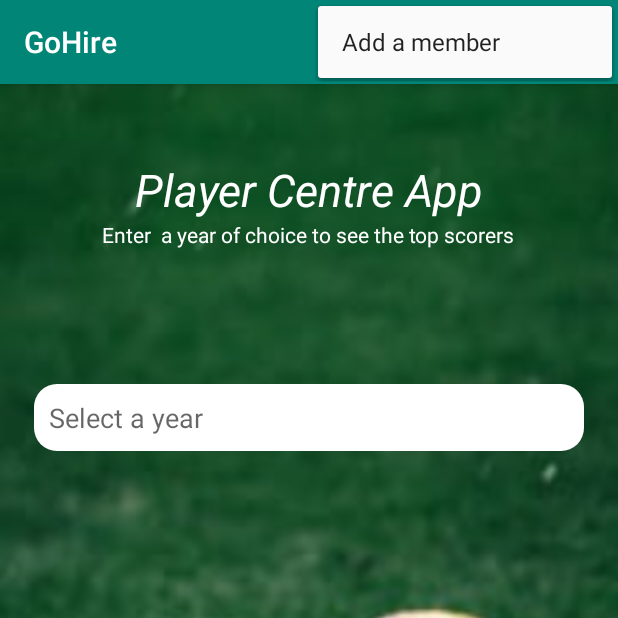
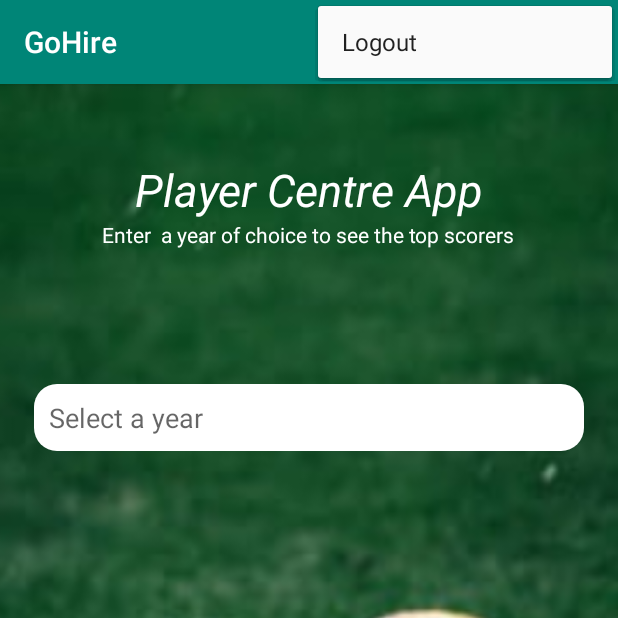
Before and after one commit to Franklin-Kimatu/GoHire, an Android app: the screen it shows after launch once a user with an empty profile is signed in (Main1Activity), with the options menu open, on a phone screen of 412 x 824 dp, the top half of it. Run offline under Robolectric (Android 15) with nearby library versions, the light colour scheme and no system bars; our stand-ins replace ButterKnife, Firebase (no records; nobody signed in at launch, a user with empty details on screens opened directly); libraries missing offline, so code that uses them is left out: com.firebase.client.

Commit message:
add the login menu in the dropdown menu.

```diff
--- a/app/src/main/res/menu/dropdown.xml
+++ b/app/src/main/res/menu/dropdown.xml
@@ -2,8 +2,8 @@
 <menu xmlns:android="http://schemas.android.com/apk/res/android"
     xmlns:app="http://schemas.android.com/apk/res-auto">
     <item
-        android:id="@+id/addMember"
-        android:title="Add a member"
+        android:id="@+id/logOutMenu"
+        android:title="Logout"
         app:showAsAction="never"/>
 
 </menu>
```
